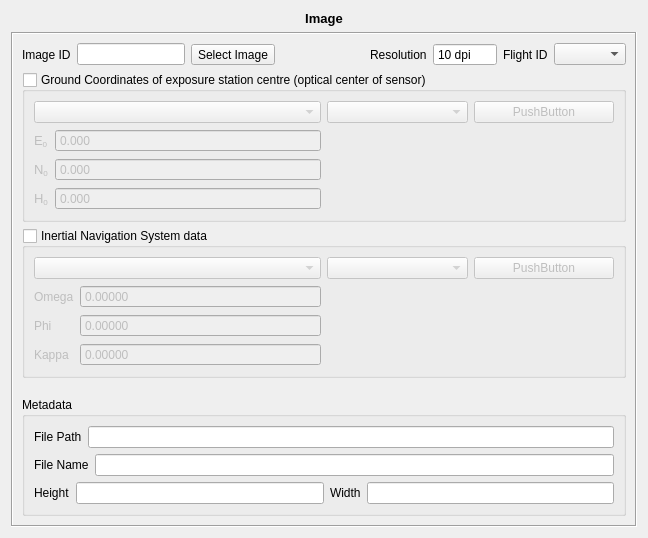
The window that interface/project/ImageLayout.ui (e-foto/e-foto) describes before a commit, drawn with Qt 5.
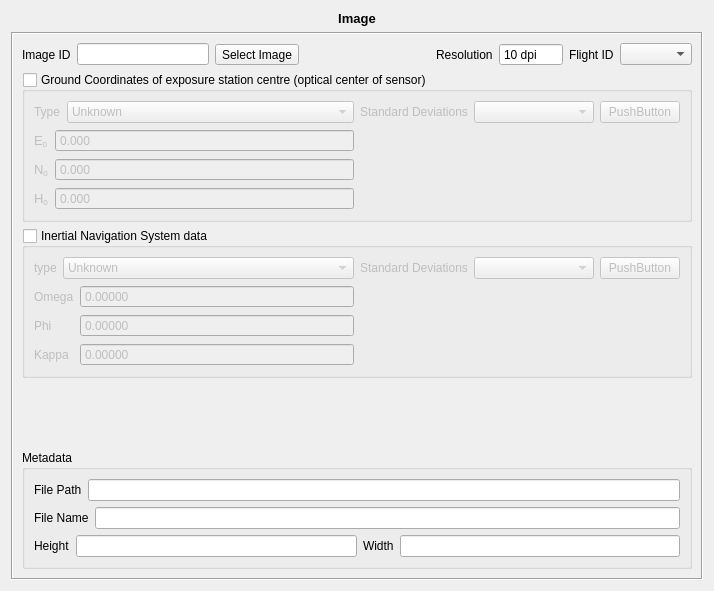
The same window after the commit. Custom widgets are drawn as their Qt base class.

What changed in the file:
```diff
--- a/interface/project/ImageLayout.ui
+++ b/interface/project/ImageLayout.ui
@@ -6,8 +6,8 @@
    <rect>
     <x>0</x>
     <y>0</y>
-    <width>648</width>
-    <height>538</height>
+    <width>714</width>
+    <height>591</height>
    </rect>
   </property>
   <property name="windowTitle">
@@ -137,9 +137,32 @@
          <item>
           <layout class="QVBoxLayout" name="verticalLayout_8">
            <item>
-            <layout class="QHBoxLayout" name="horizontalLayout_11">
+            <layout class="QHBoxLayout" name="horizontalLayout_11" stretch="0,1">
              <item>
-              <widget class="QComboBox" name="gnssUseComboBox"/>
+              <widget class="QLabel" name="label_11">
+               <property name="text">
+                <string>Type</string>
+               </property>
+              </widget>
+             </item>
+             <item>
+              <widget class="QComboBox" name="gnssTypeComboBox">
+               <item>
+                <property name="text">
+                 <string>Unknown</string>
+                </property>
+               </item>
+               <item>
+                <property name="text">
+                 <string>Initial</string>
+                </property>
+               </item>
+               <item>
+                <property name="text">
+                 <string>Fixed</string>
+                </property>
+               </item>
+              </widget>
              </item>
             </layout>
            </item>
@@ -262,7 +285,14 @@
          <item>
           <layout class="QVBoxLayout" name="verticalLayout_9">
            <item>
-            <layout class="QHBoxLayout" name="horizontalLayout_8">
+            <layout class="QHBoxLayout" name="horizontalLayout_8" stretch="0,1,0">
+             <item>
+              <widget class="QLabel" name="label_9">
+               <property name="text">
+                <string>Standard Deviations</string>
+               </property>
+              </widget>
+             </item>
              <item>
               <widget class="SigmaFormTypeSelector" name="gnssSigmaSelector"/>
              </item>
@@ -314,9 +344,32 @@
          <item>
           <layout class="QVBoxLayout" name="verticalLayout_3">
            <item>
-            <layout class="QHBoxLayout" name="horizontalLayout_12">
+            <layout class="QHBoxLayout" name="horizontalLayout_12" stretch="0,1">
              <item>
-              <widget class="QComboBox" name="insUseComboBox"/>
+              <widget class="QLabel" name="label_12">
+               <property name="text">
+                <string>type</string>
+               </property>
+              </widget>
+             </item>
+             <item>
+              <widget class="QComboBox" name="insTypeComboBox">
+               <item>
+                <property name="text">
+                 <string>Unknown</string>
+                </property>
+               </item>
+               <item>
+                <property name="text">
+                 <string>Initial</string>
+                </property>
+               </item>
+               <item>
+                <property name="text">
+                 <string>Fixed</string>
+                </property>
+               </item>
+              </widget>
              </item>
             </layout>
            </item>
@@ -427,7 +480,14 @@
          <item>
           <layout class="QVBoxLayout" name="verticalLayout_4">
            <item>
-            <layout class="QHBoxLayout" name="horizontalLayout_7">
+            <layout class="QHBoxLayout" name="horizontalLayout_7" stretch="0,1,0">
+             <item>
+              <widget class="QLabel" name="label_10">
+               <property name="text">
+                <string>Standard Deviations</string>
+               </property>
+              </widget>
+             </item>
              <item>
               <widget class="SigmaFormTypeSelector" name="insSigmaSelector"/>
              </item>
```
